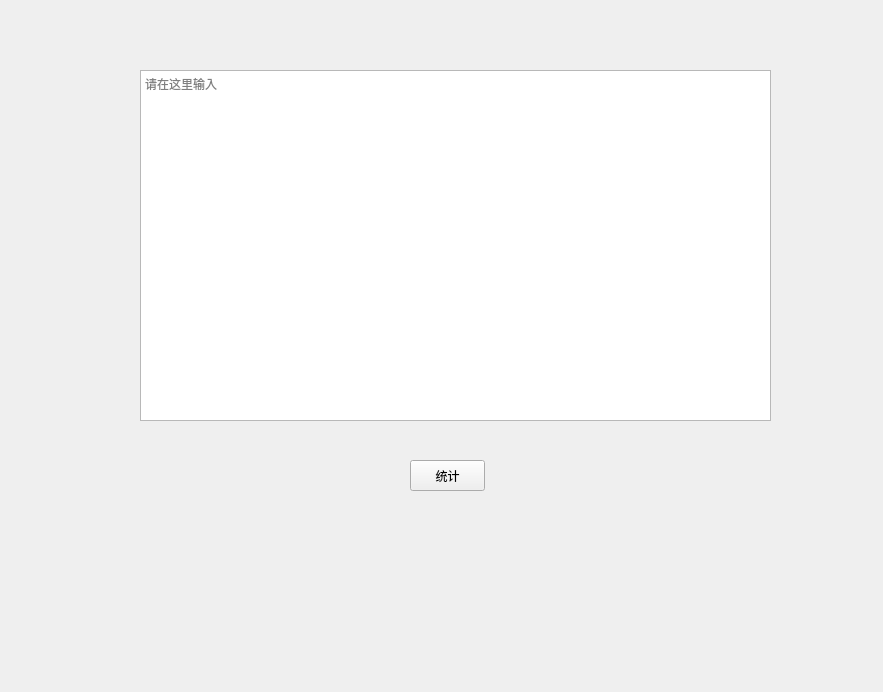
First picture: the form in ui/statistic.ui, repository luluelue/pyqt_exec1, before the edit.
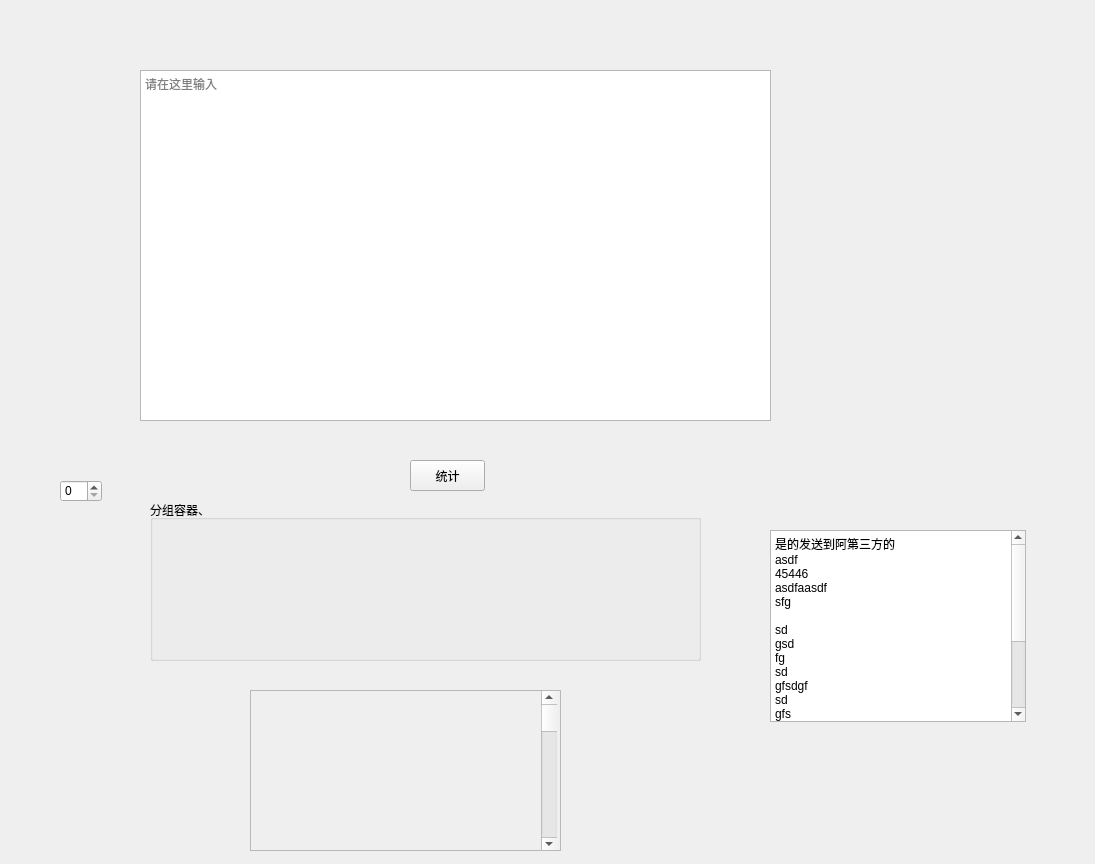
Second picture: the form after the edit.

```diff
--- a/ui/statistic.ui
+++ b/ui/statistic.ui
@@ -6,8 +6,8 @@
    <rect>
     <x>0</x>
     <y>0</y>
-    <width>883</width>
-    <height>692</height>
+    <width>1095</width>
+    <height>864</height>
    </rect>
   </property>
   <property name="windowTitle">
@@ -45,6 +45,103 @@
     <string>统计</string>
    </property>
   </widget>
+  <widget class="QGroupBox" name="groupBox">
+   <property name="geometry">
+    <rect>
+     <x>150</x>
+     <y>500</y>
+     <width>551</width>
+     <height>161</height>
+    </rect>
+   </property>
+   <property name="title">
+    <string>分组容器、</string>
+   </property>
+  </widget>
+  <widget class="QScrollArea" name="scrollArea">
+   <property name="geometry">
+    <rect>
+     <x>250</x>
+     <y>690</y>
+     <width>311</width>
+     <height>161</height>
+    </rect>
+   </property>
+   <property name="widgetResizable">
+    <bool>true</bool>
+   </property>
+   <widget class="QWidget" name="scrollAreaWidgetContents">
+    <property name="geometry">
+     <rect>
+      <x>0</x>
+      <y>0</y>
+      <width>309</width>
+      <height>159</height>
+     </rect>
+    </property>
+    <widget class="QScrollBar" name="verticalScrollBar">
+     <property name="geometry">
+      <rect>
+       <x>290</x>
+       <y>0</y>
+       <width>16</width>
+       <height>160</height>
+      </rect>
+     </property>
+     <property name="orientation">
+      <enum>Qt::Vertical</enum>
+     </property>
+    </widget>
+   </widget>
+  </widget>
+  <widget class="QTextBrowser" name="textBrowser">
+   <property name="geometry">
+    <rect>
+     <x>770</x>
+     <y>530</y>
+     <width>256</width>
+     <height>192</height>
+    </rect>
+   </property>
+   <property name="html">
+    <string>&lt;!DOCTYPE HTML PUBLIC &quot;-//W3C//DTD HTML 4.0//EN&quot; &quot;http://www.w3.org/TR/REC-html40/strict.dtd&quot;&gt;
+&lt;html&gt;&lt;head&gt;&lt;meta name=&quot;qrichtext&quot; content=&quot;1&quot; /&gt;&lt;style type=&quot;text/css&quot;&gt;
+p, li { white-space: pre-wrap; }
+&lt;/style&gt;&lt;/head&gt;&lt;body style=&quot; font-family:'SimSun'; font-size:9pt; font-weight:400; font-style:normal;&quot;&gt;
+&lt;p style=&quot; margin-top:0px; margin-bottom:0px; margin-left:0px; margin-right:0px; -qt-block-indent:0; text-indent:0px;&quot;&gt;是的发送到阿第三方的&lt;/p&gt;
+&lt;p style=&quot; margin-top:0px; margin-bottom:0px; margin-left:0px; margin-right:0px; -qt-block-indent:0; text-indent:0px;&quot;&gt;asdf&lt;/p&gt;
+&lt;p style=&quot; margin-top:0px; margin-bottom:0px; margin-left:0px; margin-right:0px; -qt-block-indent:0; text-indent:0px;&quot;&gt;45446&lt;/p&gt;
+&lt;p style=&quot; margin-top:0px; margin-bottom:0px; margin-left:0px; margin-right:0px; -qt-block-indent:0; text-indent:0px;&quot;&gt;asdfaasdf&lt;/p&gt;
+&lt;p style=&quot; margin-top:0px; margin-bottom:0px; margin-left:0px; margin-right:0px; -qt-block-indent:0; text-indent:0px;&quot;&gt;sfg&lt;/p&gt;
+&lt;p style=&quot;-qt-paragraph-type:empty; margin-top:0px; margin-bottom:0px; margin-left:0px; margin-right:0px; -qt-block-indent:0; text-indent:0px;&quot;&gt;&lt;br /&gt;&lt;/p&gt;
+&lt;p style=&quot; margin-top:0px; margin-bottom:0px; margin-left:0px; margin-right:0px; -qt-block-indent:0; text-indent:0px;&quot;&gt;sd&lt;/p&gt;
+&lt;p style=&quot; margin-top:0px; margin-bottom:0px; margin-left:0px; margin-right:0px; -qt-block-indent:0; text-indent:0px;&quot;&gt;gsd&lt;/p&gt;
+&lt;p style=&quot; margin-top:0px; margin-bottom:0px; margin-left:0px; margin-right:0px; -qt-block-indent:0; text-indent:0px;&quot;&gt;fg&lt;/p&gt;
+&lt;p style=&quot; margin-top:0px; margin-bottom:0px; margin-left:0px; margin-right:0px; -qt-block-indent:0; text-indent:0px;&quot;&gt;sd&lt;/p&gt;
+&lt;p style=&quot; margin-top:0px; margin-bottom:0px; margin-left:0px; margin-right:0px; -qt-block-indent:0; text-indent:0px;&quot;&gt;gfsdgf&lt;/p&gt;
+&lt;p style=&quot; margin-top:0px; margin-bottom:0px; margin-left:0px; margin-right:0px; -qt-block-indent:0; text-indent:0px;&quot;&gt;sd&lt;/p&gt;
+&lt;p style=&quot; margin-top:0px; margin-bottom:0px; margin-left:0px; margin-right:0px; -qt-block-indent:0; text-indent:0px;&quot;&gt;gfs&lt;/p&gt;
+&lt;p style=&quot; margin-top:0px; margin-bottom:0px; margin-left:0px; margin-right:0px; -qt-block-indent:0; text-indent:0px;&quot;&gt;gfs&lt;/p&gt;
+&lt;p style=&quot; margin-top:0px; margin-bottom:0px; margin-left:0px; margin-right:0px; -qt-block-indent:0; text-indent:0px;&quot;&gt;gs&lt;/p&gt;
+&lt;p style=&quot; margin-top:0px; margin-bottom:0px; margin-left:0px; margin-right:0px; -qt-block-indent:0; text-indent:0px;&quot;&gt;dg&lt;/p&gt;
+&lt;p style=&quot; margin-top:0px; margin-bottom:0px; margin-left:0px; margin-right:0px; -qt-block-indent:0; text-indent:0px;&quot;&gt;s&lt;/p&gt;
+&lt;p style=&quot; margin-top:0px; margin-bottom:0px; margin-left:0px; margin-right:0px; -qt-block-indent:0; text-indent:0px;&quot;&gt;gs&lt;/p&gt;
+&lt;p style=&quot; margin-top:0px; margin-bottom:0px; margin-left:0px; margin-right:0px; -qt-block-indent:0; text-indent:0px;&quot;&gt;dg&lt;/p&gt;
+&lt;p style=&quot; margin-top:0px; margin-bottom:0px; margin-left:0px; margin-right:0px; -qt-block-indent:0; text-indent:0px;&quot;&gt;sg&lt;/p&gt;
+&lt;p style=&quot; margin-top:0px; margin-bottom:0px; margin-left:0px; margin-right:0px; -qt-block-indent:0; text-indent:0px;&quot;&gt;s&lt;/p&gt;
+&lt;p style=&quot; margin-top:0px; margin-bottom:0px; margin-left:0px; margin-right:0px; -qt-block-indent:0; text-indent:0px;&quot;&gt;dgsgf&lt;/p&gt;&lt;/body&gt;&lt;/html&gt;</string>
+   </property>
+  </widget>
+  <widget class="QSpinBox" name="spinBox">
+   <property name="geometry">
+    <rect>
+     <x>60</x>
+     <y>480</y>
+     <width>42</width>
+     <height>22</height>
+    </rect>
+   </property>
+  </widget>
  </widget>
  <tabstops>
   <tabstop>m_Button1</tabstop>
```
